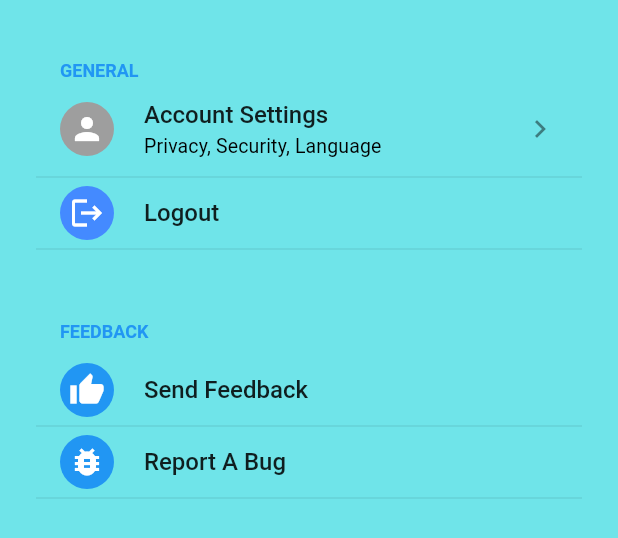
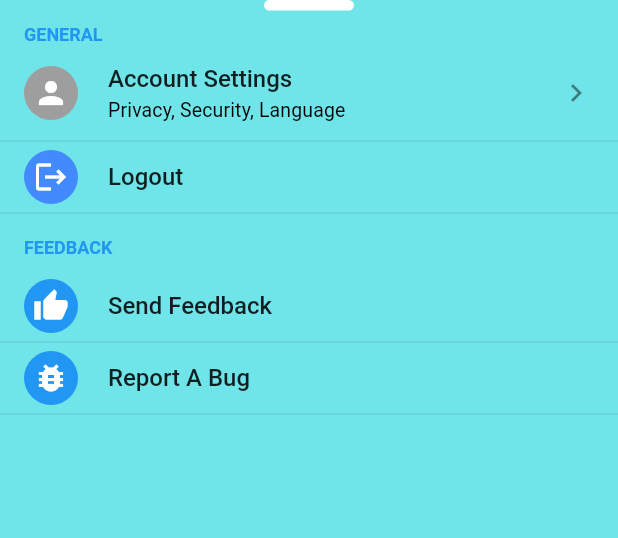
Before and after one commit to alexandrutm/EventManager, a Flutter app: the SettingsPage widget shown alone on an empty page, opened directly, on a phone screen of 412 x 824 dp. Shown: the top 538 px of the screen. Run offline on Flutter 3.47's test engine with Material 2 defaults, Android fonts, the phone set to English and light mode, and no system bars; drawn by our look-alikes of flutter_settings_screens; our stand-ins replace cloud_firestore, firebase_auth, firebase_core, firebase_storage, flutter_svg, google_sign_in and 2 more; accounts and stored records are empty; network calls fail; project files that could hold a hidden picture were left out.

Commit message:
settings buttom sheet added

```diff
--- a/eventmanager/lib/pages/settings_page.dart
+++ b/eventmanager/lib/pages/settings_page.dart
@@ -3,23 +3,29 @@ import 'package:flutter_settings_screens/flutter_settings_screens.dart';
 
 import '../components/icon_widget.dart';
 import '../providers/auth_methods.dart';
-import '../utils/colors.dart';
 import 'account_settings_page.dart';
 import 'login_page.dart';
 
-class SettingsPage extends StatefulWidget {
+class SettingsPage extends StatelessWidget {
   const SettingsPage({super.key});
 
   @override
-  State<SettingsPage> createState() => _SettingsPageState();
-}
-
-class _SettingsPageState extends State<SettingsPage> {
-  @override
   Widget build(BuildContext context) {
-    return Scaffold(
-      body: ListView(
-        padding: const EdgeInsets.all(24),
+    return Stack(
+        alignment: AlignmentDirectional.topCenter,
+        clipBehavior: Clip.none,
+        children: [
+          Positioned(
+            child: Container(
+              width: 60,
+              height: 7,
+              decoration: BoxDecoration(
+                borderRadius: BorderRadius.circular(5),
+                color: Colors.white,
+              ),
+            ),
+          ),
+          Column(
             children: [
               SettingsGroup(
                 title: 'General',
@@ -27,9 +33,6 @@ class _SettingsPageState extends State<SettingsPage> {
                   const AccountSettings(),
                   buildLogout(context),
                 ],
-          ),
-          const SizedBox(
-            height: 32,
               ),
               SettingsGroup(
                 title: 'FEEDBACK',
@@ -43,7 +46,7 @@ class _SettingsPageState extends State<SettingsPage> {
               ),
             ],
           ),
-    );
+        ]);
   }
 }
 
```
Also changed, not shown: eventmanager/lib/pages/profile_page.dart (+18 -4 lines). Lines whose indentation alone changed are shown as unchanged.
